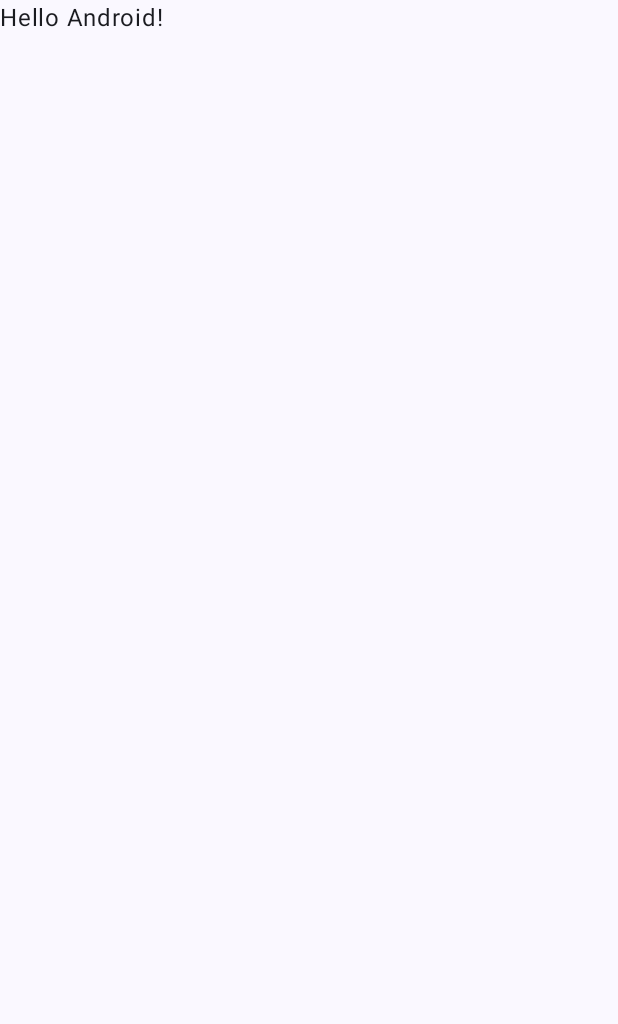
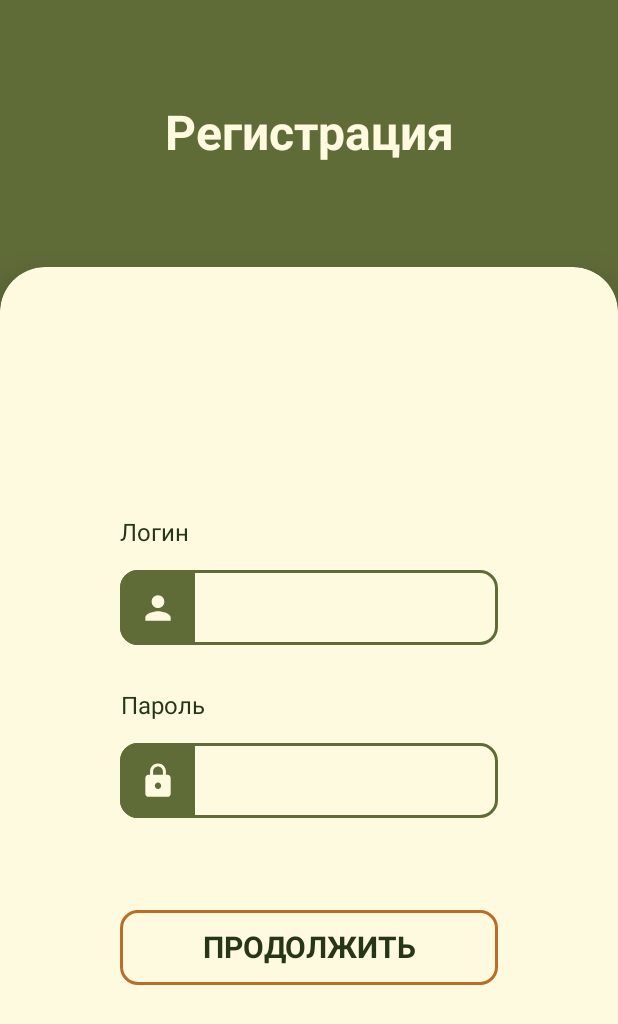
Before and after one commit to Clonsaldafon/ShoppingListApp, an Android app built with Jetpack Compose: the screen it shows after launch (MainActivity), on a phone screen of 412 x 824 dp. Before the commit the part shown is almost empty. Shown: the top 1024 px of the screen. Run offline under Robolectric (Android 15) with nearby library versions, the phone set to English and light mode, and no system bars; our stand-ins replace Dagger/Hilt's generated code, livedata-compose.

Commit message:
Add first registration screen

```diff
--- a/app/src/main/AndroidManifest.xml
+++ b/app/src/main/AndroidManifest.xml
@@ -2,7 +2,10 @@
 <manifest xmlns:android="http://schemas.android.com/apk/res/android"
     xmlns:tools="http://schemas.android.com/tools">
 
+    <uses-permission android:name="android.permission.INTERNET" />
+
     <application
+        android:name=".MyApplication"
         android:allowBackup="true"
         android:dataExtractionRules="@xml/data_extraction_rules"
         android:fullBackupContent="@xml/backup_rules"
--- a/app/src/main/java/ru/clonsaldafon/shoppinglistapp/MainActivity.kt
+++ b/app/src/main/java/ru/clonsaldafon/shoppinglistapp/MainActivity.kt
@@ -7,41 +7,28 @@ import androidx.activity.enableEdgeToEdge
 import androidx.compose.foundation.layout.fillMaxSize
 import androidx.compose.foundation.layout.padding
 import androidx.compose.material3.Scaffold
-import androidx.compose.material3.Text
-import androidx.compose.runtime.Composable
 import androidx.compose.ui.Modifier
-import androidx.compose.ui.tooling.preview.Preview
+import dagger.hilt.android.AndroidEntryPoint
+import ru.clonsaldafon.shoppinglistapp.presentation.signup.SignUpScreen
 import ru.clonsaldafon.shoppinglistapp.ui.theme.ShoppingListAppTheme
 
+@AndroidEntryPoint
 class MainActivity : ComponentActivity() {
     override fun onCreate(savedInstanceState: Bundle?) {
         super.onCreate(savedInstanceState)
         enableEdgeToEdge()
         setContent {
             ShoppingListAppTheme {
-                Scaffold(modifier = Modifier.fillMaxSize()) { innerPadding ->
-                    Greeting(
-                        name = "Android",
-                        modifier = Modifier.padding(innerPadding)
+                Scaffold(
+                    modifier = Modifier
+                        .fillMaxSize()
+                ) { innerPadding ->
+                    SignUpScreen(
+                        modifier = Modifier
+                            .padding(innerPadding)
                     )
                 }
             }
         }
     }
 }
-
-@Composable
-fun Greeting(name: String, modifier: Modifier = Modifier) {
-    Text(
-        text = "Hello $name!",
-        modifier = modifier
-    )
-}
-
-@Preview(showBackground = true)
-@Composable
-fun GreetingPreview() {
-    ShoppingListAppTheme {
-        Greeting("Android")
-    }
-}
--- /dev/null
+++ b/app/src/main/java/ru/clonsaldafon/shoppinglistapp/MyApplication.kt
@@ -0,0 +1,7 @@
+package ru.clonsaldafon.shoppinglistapp
+
+import android.app.Application
+import dagger.hilt.android.HiltAndroidApp
+
+@HiltAndroidApp
+class MyApplication : Application()
--- /dev/null
+++ b/app/src/main/java/ru/clonsaldafon/shoppinglistapp/data/model/SignUpRequest.kt
@@ -0,0 +1,6 @@
+package ru.clonsaldafon.shoppinglistapp.data.model
+
+data class SignUpRequest(
+    val login: String?,
+    val password: String?
+)
--- /dev/null
+++ b/app/src/main/java/ru/clonsaldafon/shoppinglistapp/data/model/User.kt
@@ -0,0 +1,6 @@
+package ru.clonsaldafon.shoppinglistapp.data.model
+
+data class User(
+    val login: String,
+    val password: String
+)
--- /dev/null
+++ b/app/src/main/java/ru/clonsaldafon/shoppinglistapp/data/repository/UserRepository.kt
@@ -0,0 +1,10 @@
+package ru.clonsaldafon.shoppinglistapp.data.repository
+
+import ru.clonsaldafon.shoppinglistapp.data.model.SignUpRequest
+import ru.clonsaldafon.shoppinglistapp.data.model.User
+
+interface UserRepository {
+
+    suspend fun signup(request: SignUpRequest): Result<User?>
+
+}
--- /dev/null
+++ b/app/src/main/java/ru/clonsaldafon/shoppinglistapp/data/repository/UserRepositoryImpl.kt
@@ -0,0 +1,29 @@
+package ru.clonsaldafon.shoppinglistapp.data.repository
+
+import retrofit2.HttpException
+import ru.clonsaldafon.shoppinglistapp.data.model.SignUpRequest
+import ru.clonsaldafon.shoppinglistapp.data.model.User
+import ru.clonsaldafon.shoppinglistapp.data.service.UserService
+import javax.inject.Inject
+
+class UserRepositoryImpl @Inject constructor(
+    //private val service: UserService
+) : UserRepository {
+
+    override suspend fun signup(request: SignUpRequest): Result<User?> {
+//        kotlin.runCatching {
+//            service.signup(request)
+//        }.fold(
+//            onSuccess = {
+//                return if (it.isSuccessful)
+//                    Result.success(it.body())
+//                else Result.failure(HttpException(it))
+//            },
+//            onFailure = {
+//                return Result.failure(it)
+//            }
+//        )
+        TODO("provide user service in network module")
+    }
+
+}
--- /dev/null
+++ b/app/src/main/java/ru/clonsaldafon/shoppinglistapp/data/service/UserService.kt
@@ -0,0 +1,13 @@
+package ru.clonsaldafon.shoppinglistapp.data.service
+
+import retrofit2.Response
+import retrofit2.http.POST
+import ru.clonsaldafon.shoppinglistapp.data.model.SignUpRequest
+import ru.clonsaldafon.shoppinglistapp.data.model.User
+
+interface UserService {
+
+    @POST("")
+    suspend fun signup(request: SignUpRequest): Response<User>
+
+}
--- /dev/null
+++ b/app/src/main/java/ru/clonsaldafon/shoppinglistapp/domain/SignUpUseCase.kt
@@ -0,0 +1,10 @@
+package ru.clonsaldafon.shoppinglistapp.domain
+
+import ru.clonsaldafon.shoppinglistapp.data.model.SignUpRequest
+import ru.clonsaldafon.shoppinglistapp.data.model.User
+
+interface SignUpUseCase {
+
+    suspend operator fun invoke(request: SignUpRequest): Result<User?>
+
+}
--- /dev/null
+++ b/app/src/main/java/ru/clonsaldafon/shoppinglistapp/domain/SignUpUseCaseImpl.kt
@@ -0,0 +1,15 @@
+package ru.clonsaldafon.shoppinglistapp.domain
+
+import ru.clonsaldafon.shoppinglistapp.data.model.SignUpRequest
+import ru.clonsaldafon.shoppinglistapp.data.model.User
+import ru.clonsaldafon.shoppinglistapp.data.repository.UserRepository
+import javax.inject.Inject
+
+class SignUpUseCaseImpl @Inject constructor(
+    private val repository: UserRepository
+) : SignUpUseCase {
+
+    override suspend fun invoke(request: SignUpRequest): Result<User?> =
+        repository.signup(request)
+
+}
--- /dev/null
+++ b/app/src/main/java/ru/clonsaldafon/shoppinglistapp/presentation/signup/SignUpScreen.kt
@@ -0,0 +1,305 @@
+package ru.clonsaldafon.shoppinglistapp.presentation.signup
+
+import androidx.compose.foundation.background
+import androidx.compose.foundation.border
+import androidx.compose.foundation.layout.Arrangement
+import androidx.compose.foundation.layout.Column
+import androidx.compose.foundation.layout.fillMaxSize
+import androidx.compose.foundation.layout.fillMaxWidth
+import androidx.compose.foundation.layout.height
+import androidx.compose.foundation.layout.padding
+import androidx.compose.foundation.layout.width
+import androidx.compose.foundation.shape.RoundedCornerShape
+import androidx.compose.foundation.text.KeyboardOptions
+import androidx.compose.material.icons.Icons
+import androidx.compose.material.icons.filled.Lock
+import androidx.compose.material.icons.filled.Person
+import androidx.compose.material3.Button
+import androidx.compose.material3.ButtonDefaults
+import androidx.compose.material3.CircularProgressIndicator
+import androidx.compose.material3.Icon
+import androidx.compose.material3.OutlinedTextField
+import androidx.compose.material3.OutlinedTextFieldDefaults
+import androidx.compose.material3.Text
+import androidx.compose.runtime.Composable
+import androidx.compose.runtime.getValue
+import androidx.compose.runtime.livedata.observeAsState
+import androidx.compose.ui.Alignment
+import androidx.compose.ui.Modifier
+import androidx.compose.ui.draw.shadow
+import androidx.compose.ui.graphics.Color
+import androidx.compose.ui.graphics.vector.ImageVector
+import androidx.compose.ui.text.TextStyle
+import androidx.compose.ui.text.font.FontWeight
+import androidx.compose.ui.text.input.KeyboardType
+import androidx.compose.ui.text.input.PasswordVisualTransformation
+import androidx.compose.ui.text.input.VisualTransformation
+import androidx.compose.ui.text.style.TextAlign
+import androidx.compose.ui.tooling.preview.Preview
+import androidx.compose.ui.unit.dp
+import androidx.compose.ui.unit.sp
+import androidx.hilt.navigation.compose.hiltViewModel
+import ru.clonsaldafon.shoppinglistapp.presentation.UiState
+import ru.clonsaldafon.shoppinglistapp.ui.theme.DarkGreen
+import ru.clonsaldafon.shoppinglistapp.ui.theme.DarkOrange
+import ru.clonsaldafon.shoppinglistapp.ui.theme.Green
+import ru.clonsaldafon.shoppinglistapp.ui.theme.ShoppingListAppTheme
+import ru.clonsaldafon.shoppinglistapp.ui.theme.White
+
+@Composable
+fun SignUpScreen(
+    modifier: Modifier = Modifier,
+    viewModel: SignUpViewModel = hiltViewModel()
+) {
+    val uiState by viewModel.uiState.observeAsState()
+    val login by viewModel.login.observeAsState()
+    val password by viewModel.password.observeAsState()
+
+    Column(
+        modifier = modifier
+            .fillMaxSize()
+            .background(
+                color = Green
+            )
+    ) {
+        SignUpTitle(
+            text = "Регистрация"
+        )
+
+        Column(
+            modifier = Modifier
+                .fillMaxSize()
+                .shadow(
+                    elevation = 16.dp,
+                    shape = RoundedCornerShape(
+                        topStart = 30.dp,
+                        topEnd = 30.dp
+                    )
+                )
+                .background(
+                    color = White,
+                    shape = RoundedCornerShape(
+                        topStart = 30.dp,
+                        topEnd = 30.dp
+                    )
+                )
+                .padding(
+                    horizontal = 80.dp
+                ),
+            verticalArrangement = Arrangement.Center
+        ) {
+            Column(
+                verticalArrangement = Arrangement.spacedBy(40.dp),
+                horizontalAlignment = Alignment.CenterHorizontally
+            ) {
+                when (uiState) {
+                    is UiState.Success -> { TODO("navigation") }
+                    is UiState.Failure -> {}
+                    is UiState.Loading -> { LoadingProgressBar(modifier = modifier) }
+                    else -> {}
+                }
+
+                Column(
+                    verticalArrangement = Arrangement.spacedBy(10.dp)
+                ) {
+                    SignUpOutlinedTextField(
+                        value = requireNotNull(login),
+                        onValueChange = viewModel::onLoginChanged,
+                        label = "Логин",
+                        leadingIcon = Icons.Default.Person
+                    )
+
+                    SignUpOutlinedTextField(
+                        value = requireNotNull(password),
+                        onValueChange = viewModel::onPasswordChanged,
+                        label = "Пароль",
+                        leadingIcon = Icons.Default.Lock,
+                        visualTransformation = PasswordVisualTransformation(),
+                        keyboardOptions = KeyboardOptions(keyboardType = KeyboardType.Password)
+                    )
+                }
+
+                Button(
+                    modifier = Modifier
+                        .fillMaxWidth()
+                        .height(50.dp)
+                        .border(
+                            width = 2.dp,
+                            color = DarkOrange,
+                            shape = RoundedCornerShape(12.dp)
+                        )
+                        .shadow(
+                            elevation =
+                                if(!login.isNullOrEmpty() && !password.isNullOrEmpty()) 4.dp
+                                else 0.dp,
+                            shape = RoundedCornerShape(12.dp)
+                        ),
+                    shape = RoundedCornerShape(12.dp),
+                    onClick = {
+                        viewModel.signup()
+                    },
+                    enabled = !login.isNullOrEmpty() && !password.isNullOrEmpty(),
+                    colors = ButtonDefaults.buttonColors(
+                        disabledContainerColor = White,
+                        disabledContentColor = DarkGreen,
+                        containerColor = DarkOrange,
+                        contentColor = White
+                    )
+                ) {
+                    Text(
+                        text = "Продолжить".uppercase(),
+                        style = TextStyle(
+                            fontSize = 20.sp,
+                            fontWeight = FontWeight.Bold,
+                            textAlign = TextAlign.Center
+                        )
+                    )
+                }
+            }
+        }
+    }
+}
+
+@Composable
+fun SignUpTitle(
+    text: String
+) {
+    Text(
+        modifier = Modifier
+            .fillMaxWidth()
+            .padding(
+                vertical = 70.dp,
+                horizontal = 85.dp
+            ),
+        text = text,
+        style = TextStyle(
+            color = White,
+            fontSize = 32.sp,
+            fontWeight = FontWeight.Bold,
+            textAlign = TextAlign.Center
+        )
+    )
+}
+
+@Composable
+fun SignUpOutlinedTextField(
+    value: String,
+    onValueChange: (value: String) -> Unit,
+    label: String,
+    leadingIcon: ImageVector,
+    visualTransformation: VisualTransformation = VisualTransformation.None,
+    keyboardOptions: KeyboardOptions = KeyboardOptions.Default,
+    maxLength: Int = 16
+) {
+    Column{
+        Text(
+            modifier = Modifier
+                .padding(
+                    bottom = 15.dp
+                ),
+            text = label,
+            style = TextStyle(
+                color = DarkGreen,
+                fontSize = 16.sp,
+                textAlign = TextAlign.End
+            )
+        )
+
+        OutlinedTextField(
+            modifier = Modifier
+                .fillMaxWidth()
+                .height(50.dp)
+                .border(
+                    width = 2.dp,
+                    color = Green,
+                    shape = RoundedCornerShape(12.dp)
+                ),
+            value = value,
+            onValueChange = {
+                if (it.length <= maxLength) onValueChange(it)
+            },
+            colors = OutlinedTextFieldDefaults.colors(
+                unfocusedBorderColor = Color.Transparent,
+                focusedBorderColor = Color.Transparent,
+                unfocusedContainerColor = Color.Transparent,
+                focusedContainerColor = Color.Transparent
+            ),
+            textStyle = TextStyle(
+                color = DarkGreen,
+                fontSize = 16.sp,
+                textAlign = TextAlign.Center
+            ),
+            leadingIcon = {
+                Column(
+                    modifier = Modifier
+                        .width(50.dp)
+                        .height(50.dp)
+                        .background(
+                            color = Green,
+                            shape = RoundedCornerShape(
+                                topStart = 12.dp,
+                                bottomStart = 12.dp
+                            )
+                        ),
+                    verticalArrangement = Arrangement.Center,
+                    horizontalAlignment = Alignment.CenterHorizontally
+                ) {
+                    Icon(
+                        modifier = Modifier
+                            .width(25.dp)
+                            .height(25.dp),
+                        imageVector = leadingIcon,
+                        tint = White,
+                        contentDescription = null
+                    )
+                }
+            },
+            visualTransformation = visualTransformation,
+            keyboardOptions = keyboardOptions
+        )
+
+        Text(
+            modifier = Modifier
+                .fillMaxWidth()
+                .padding(
+                    top = 5.dp,
+                    end = 5.dp
+                ),
+            text =
+                if(value.length >= maxLength - 5) "${value.length} / $maxLength"
+                else "",
+            style = TextStyle(
+                color = Color.Gray,
+                fontSize = 14.sp,
+                textAlign = TextAlign.Right
+            )
+        )
+    }
+}
+
+@Composable
+fun LoadingProgressBar(
+    modifier: Modifier = Modifier
+) {
+    Column(
+        modifier = modifier
+            .fillMaxSize(),
+        horizontalAlignment = Alignment.CenterHorizontally,
+        verticalArrangement = Arrangement.Center
+    ) {
+        CircularProgressIndicator(
+            color = DarkOrange
+        )
+    }
+}
+
+@Preview(
+    showSystemUi = true,
+    showBackground = true
+)
+@Composable
+fun SignUpScreenPreview() {
+    ShoppingListAppTheme {
+        LoadingProgressBar()
+    }
+}
--- /dev/null
+++ b/app/src/main/java/ru/clonsaldafon/shoppinglistapp/presentation/signup/SignUpViewModel.kt
@@ -0,0 +1,49 @@
+package ru.clonsaldafon.shoppinglistapp.presentation.signup
+
+import androidx.lifecycle.LiveData
+import androidx.lifecycle.MutableLiveData
+import androidx.lifecycle.ViewModel
+import androidx.lifecycle.viewModelScope
+import dagger.hilt.android.lifecycle.HiltViewModel
+import kotlinx.coroutines.launch
+import ru.clonsaldafon.shoppinglistapp.data.model.SignUpRequest
+import ru.clonsaldafon.shoppinglistapp.data.model.User
+import ru.clonsaldafon.shoppinglistapp.domain.SignUpUseCase
+import ru.clonsaldafon.shoppinglistapp.presentation.UiState
+import ru.clonsaldafon.shoppinglistapp.presentation.toUiState
+import javax.inject.Inject
+
+@HiltViewModel
+class SignUpViewModel @Inject constructor(
+    private val signUpUseCase: SignUpUseCase
+) : ViewModel() {
+
+    private val _uiState = MutableLiveData<UiState<User?>>()
+    val uiState: LiveData<UiState<User?>>
+        get() = _uiState
+
+    private val _login = MutableLiveData("")
+    val login: LiveData<String>
+        get() = _login
+
+    private val _password = MutableLiveData("")
+    val password: LiveData<String>
+        get() = _password
+
+    fun onLoginChanged(value: String) {
+        _login.postValue(value)
+    }
+
+    fun onPasswordChanged(value: String) {
+        _password.postValue(value)
+    }
+
+    fun signup() {
+        viewModelScope.launch {
+            _uiState.postValue(UiState.Loading)
+            val request = SignUpRequest(_login.value, _password.value)
+            _uiState.postValue(signUpUseCase(request).toUiState())
+        }
+    }
+
+}
--- a/app/src/main/java/ru/clonsaldafon/shoppinglistapp/ui/theme/Color.kt
+++ b/app/src/main/java/ru/clonsaldafon/shoppinglistapp/ui/theme/Color.kt
@@ -9,3 +9,13 @@ val Pink80 = Color(0xFFEFB8C8)
 val Purple40 = Color(0xFF6650a4)
 val PurpleGrey40 = Color(0xFF625b71)
 val Pink40 = Color(0xFF7D5260)
+
+val White = Color(0xFFFEFAE0)
+
+val Red = Color(0xFFD23535)
+
+val Green = Color(0xFF606C38)
+val DarkGreen = Color(0xFF283618)
+
+val Orange = Color(0xFFDDA15E)
+val DarkOrange = Color(0xFFBC6C25)
```
Also changed, not shown: app/build.gradle.kts (+24 -0 lines), app/src/main/java/ru/clonsaldafon/shoppinglistapp/di/AppBindsModule.kt (added, +22 -0 lines), app/src/main/java/ru/clonsaldafon/shoppinglistapp/di/NetworkModule.kt (added, +29 -0 lines), app/src/main/java/ru/clonsaldafon/shoppinglistapp/presentation/UiState.kt (added, +15 -0 lines), build.gradle.kts (+13 -0 lines), gradle/libs.versions.toml (+8 -0 lines).
